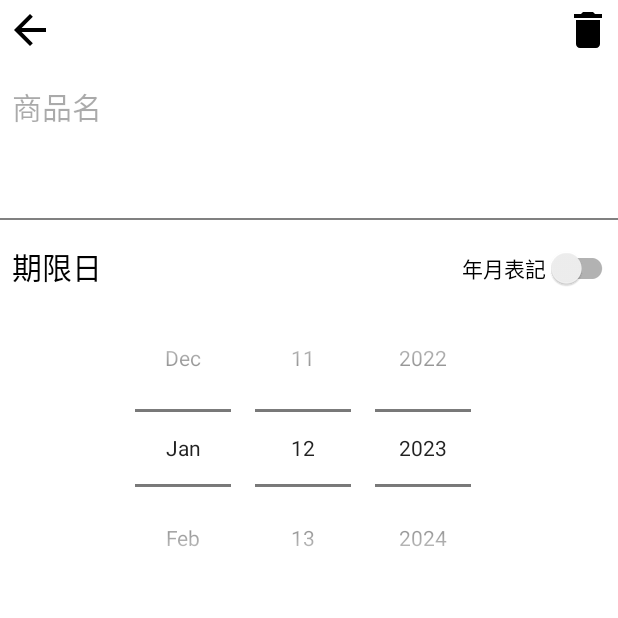
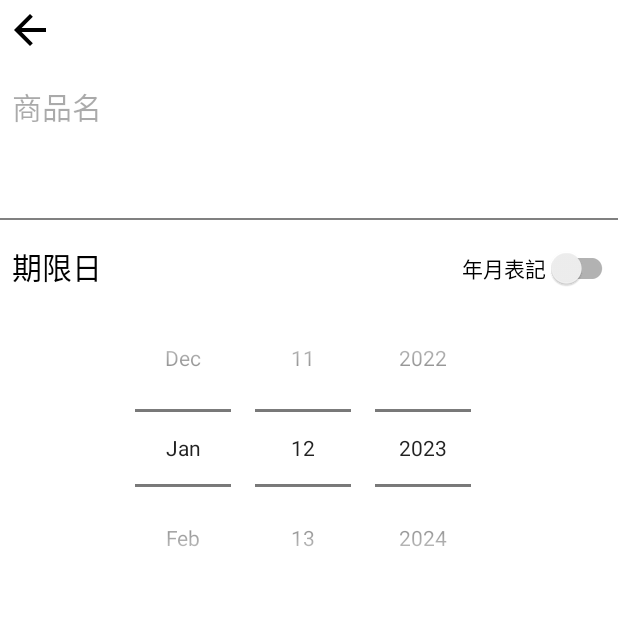
Before and after one commit to tabatad/DeadlineMonitor, an Android app: the fragment ItemInfoFragment placed in its activity, on a phone screen of 412 x 824 dp, the top half of it. Run offline under Robolectric (Android 15) with nearby library versions, the phone set to English and light mode, and no system bars; our stand-ins replace Room's generated code, data binding; libraries missing offline, so code that uses them is left out: com.journeyapps.barcodescanner; 3 statements that could not run were skipped.

Commit message:
[fix]登録時に削除ボタンが表示されるバグの修正

```diff
--- a/app/src/main/java/com/tabata/deadlinemonitor/iteminfo/ItemInfoFragment.kt
+++ b/app/src/main/java/com/tabata/deadlinemonitor/iteminfo/ItemInfoFragment.kt
@@ -2,6 +2,7 @@ package com.tabata.deadlinemonitor.iteminfo
 
 import android.app.AlertDialog
 import android.content.Context
+import android.opengl.Visibility
 import android.os.Build
 import android.os.Bundle
 import android.view.LayoutInflater
@@ -77,6 +78,7 @@ class ItemInfoFragment : Fragment(), DatePicker.OnDateChangedListener, NumberPic
                     itemInfoViewModel.deadlineDate = calendar.time
                 }
                 binding.registerButton.text = "更新"
+                binding.deleteButton.visibility = View.VISIBLE
             } else {
                 // 年月のPickerの初期値設定
                 val calendar = Calendar.getInstance()
@@ -84,6 +86,7 @@ class ItemInfoFragment : Fragment(), DatePicker.OnDateChangedListener, NumberPic
                 binding.monthPicker.value = calendar.get(Calendar.MONTH) + 1
 
                 binding.registerButton.text = "登録"
+                binding.deleteButton.visibility = View.INVISIBLE
             }
         }
 
--- a/app/src/main/res/layout/fragment_item_info.xml
+++ b/app/src/main/res/layout/fragment_item_info.xml
@@ -37,6 +37,7 @@
             android:background="@null"
             android:padding="@dimen/small_padding"
             android:src="@drawable/delete_icon"
+            android:visibility="invisible"
             app:layout_constraintEnd_toEndOf="parent"
             app:layout_constraintTop_toTopOf="parent"
             tools:ignore="ContentDescription" />
@@ -87,7 +88,7 @@
             android:layout_marginTop="@dimen/small_margin"
             android:text="@string/year_month_switch"
             app:layout_constraintEnd_toEndOf="parent"
-            app:layout_constraintTop_toBottomOf="@+id/bar1"/>
+            app:layout_constraintTop_toBottomOf="@+id/bar1" />
 
         <LinearLayout
             android:id="@+id/month_year_picker"
```
